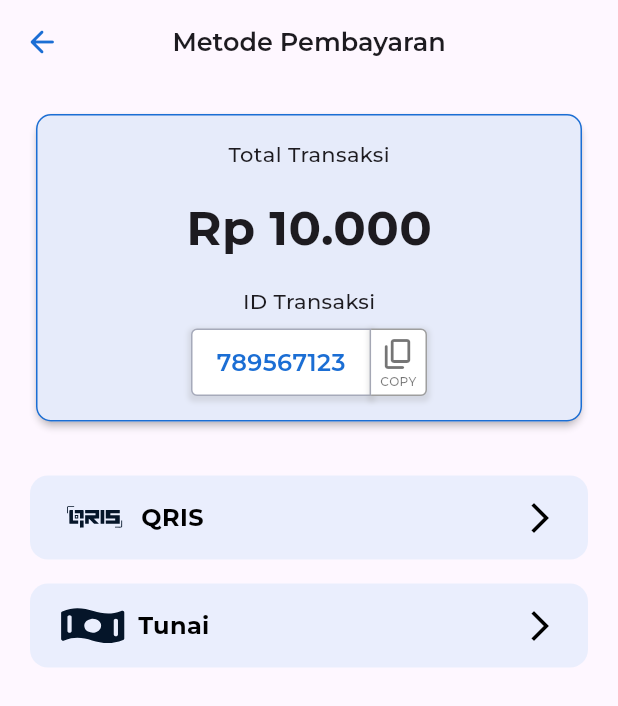
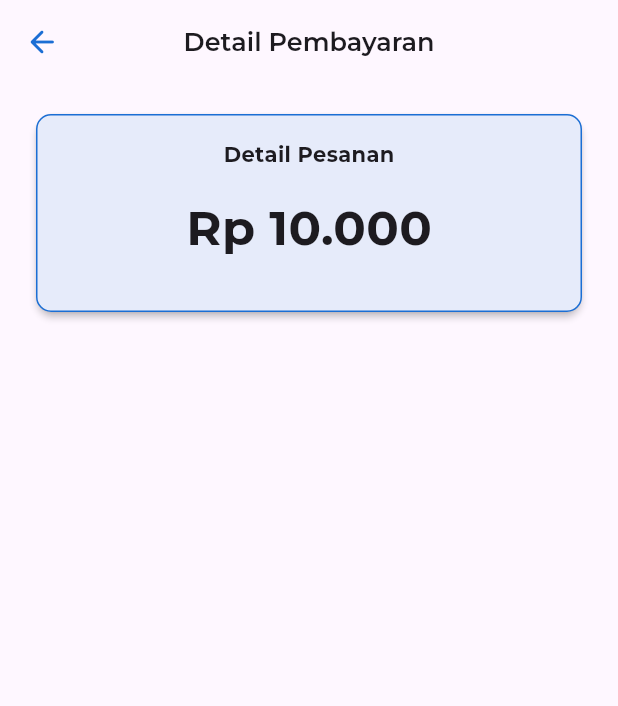
Before and after one commit to akmalzidani/pos_portal, a Flutter app: the NewTransactionPage screen opened directly, after a tap on "Es Lemon Tea", after a tap on "Bayar", on a phone screen of 412 x 824 dp. Shown: the top 706 px of the screen. Run offline on Flutter 3.47's test engine with Material 3 defaults, Android fonts, the phone set to English and light mode, and no system bars; our stand-ins replace currency_text_input_formatter, custom_sliding_segmented_control, flutter_svg, google_fonts, persistent_bottom_nav_bar, sqflite; accounts and stored records are empty; project files that could hold a hidden picture were left out.

Commit message:
add logic new transaction + add detail payment page

```diff
--- a/lib/pages/home/home_page.dart
+++ b/lib/pages/home/home_page.dart
@@ -7,7 +7,6 @@ import 'package:persistent_bottom_nav_bar/persistent_tab_view.dart';
 import 'package:pos_portal/layouts/body_template.dart';
 import 'package:pos_portal/pages/home/new_transaction_page.dart';
 import 'package:pos_portal/pages/home/stats_page.dart';
-import 'package:pos_portal/route/route.dart';
 import 'package:pos_portal/utils/colors.dart';
 import 'package:pos_portal/widgets/floating_button.dart';
 import 'package:pos_portal/widgets/card_info.dart';
--- a/lib/pages/home/new_transaction_page.dart
+++ b/lib/pages/home/new_transaction_page.dart
@@ -1,9 +1,9 @@
 import 'package:flutter/material.dart';
 import 'package:flutter_svg/svg.dart';
 import 'package:pos_portal/layouts/body_template.dart';
-import 'package:pos_portal/pages/home/payment/payment_method_page.dart';
-import 'package:pos_portal/route/route.dart';
+import 'package:pos_portal/pages/home/payment/detail_payment_page.dart';
 import 'package:pos_portal/utils/colors.dart';
+import 'package:pos_portal/utils/helpers.dart';
 import 'package:pos_portal/widgets/card_list.dart';
 import 'package:pos_portal/widgets/search_field.dart';
 import 'package:pos_portal/widgets/topbar.dart';
@@ -16,6 +16,16 @@ class NewTransactionPage extends StatefulWidget {
 }
 
 class _NewTransactionPageState extends State<NewTransactionPage> {
+  int selectedItemsCount = 0;
+  int totalTransaksi = 0;
+
+  void updateSelectedItemsCount(int count, int total) {
+    setState(() {
+      selectedItemsCount = count;
+      totalTransaksi = total;
+    });
+  }
+
   @override
   Widget build(BuildContext context) {
     TextEditingController searchController = TextEditingController();
@@ -32,20 +42,30 @@ class _NewTransactionPageState extends State<NewTransactionPage> {
               controller: searchController,
               isAdaBatal: false,
             ),
-            CardList()
+            CardList(
+              onSelectionChanged: updateSelectedItemsCount,
+            ),
           ],
         ),
       ),
       floatingActionButtonLocation: FloatingActionButtonLocation.centerDocked,
-      floatingActionButton: CartDetail(),
+      floatingActionButton: CartDetail(
+        selectedItemsCount: selectedItemsCount,
+        totalTransaksi: totalTransaksi,
+      ),
     );
   }
 }
 
 class CartDetail extends StatelessWidget {
+  final int selectedItemsCount;
+  final int totalTransaksi;
+
   const CartDetail({
-    super.key,
-  });
+    Key? key,
+    required this.selectedItemsCount,
+    required this.totalTransaksi,
+  }) : super(key: key);
 
   @override
   Widget build(BuildContext context) {
@@ -82,7 +102,7 @@ class CartDetail extends StatelessWidget {
                         ),
                         child: Center(
                           child: Text(
-                            '1',
+                            '$selectedItemsCount',
                             style: TextStyle(
                               color: Colors.white,
                               fontSize: 11,
@@ -108,7 +128,7 @@ class CartDetail extends StatelessWidget {
                 ),
               ),
               Text(
-                'Rp 0',
+                'Rp ${formatRupiah(totalTransaksi)}',
                 style: TextStyle(
                     color: Colors.black,
                     fontSize: 16,
@@ -121,19 +141,28 @@ class CartDetail extends StatelessWidget {
             width: MediaQuery.of(context).size.width * 0.24,
             child: ElevatedButton(
               style: ButtonStyle(
-                backgroundColor: MaterialStateProperty.all(MyColors.primary),
+                backgroundColor: MaterialStateProperty.all(
+                    selectedItemsCount > 0
+                        ? MyColors.primary
+                        : MyColors.neutral),
                 shape: MaterialStateProperty.all<RoundedRectangleBorder>(
                   RoundedRectangleBorder(
                     borderRadius: BorderRadius.circular(8),
                   ),
                 ),
               ),
-              onPressed: () {
-                Navigator.push(
-                  context,
-                  MaterialPageRoute(builder: (context) => PaymentMethodPage()),
-                );
-              },
+              onPressed: selectedItemsCount > 0
+                  ? () {
+                      Navigator.push(
+                        context,
+                        MaterialPageRoute(
+                            builder: (context) => DetailPaymentPage(
+                                  totalTransaksi: totalTransaksi,
+                                  transactionId: 123456,
+                                )),
+                      );
+                    }
+                  : null,
               child: Text(
                 'Bayar',
                 style: TextStyle(
--- /dev/null
+++ b/lib/pages/home/payment/detail_payment_page.dart
@@ -0,0 +1,111 @@
+import 'package:flutter/cupertino.dart';
+import 'package:flutter/material.dart';
+import 'package:flutter/widgets.dart';
+import 'package:flutter_svg/flutter_svg.dart';
+import 'package:pos_portal/layouts/body_template.dart';
+import 'package:pos_portal/utils/colors.dart';
+import 'package:pos_portal/utils/helpers.dart';
+import 'package:pos_portal/widgets/card_total_transaksi.dart';
+import 'package:pos_portal/widgets/topbar.dart';
+import 'dart:async';
+
+class DetailPaymentPage extends StatefulWidget {
+  final int transactionId;
+  final int totalTransaksi;
+  const DetailPaymentPage(
+      {super.key, required this.transactionId, required this.totalTransaksi});
+
+  @override
+  State<DetailPaymentPage> createState() => _DetailPaymentPageState();
+}
+
+class _DetailPaymentPageState extends State<DetailPaymentPage> {
+  @override
+  void initState() {
+    super.initState();
+  }
+
+  @override
+  Widget build(BuildContext context) {
+    return Scaffold(
+      appBar: topBar(
+        context: context,
+        title: 'Detail Pembayaran',
+        isCanBack: true,
+      ),
+      body: BodyTemplate(
+        child: Column(
+          children: [
+            CardDetailPesanan(widget: widget),
+            const SizedBox(height: 20),
+            Padding(
+              padding: const EdgeInsets.all(24.0),
+              child: Column(
+                children: [],
+              ),
+            ),
+          ],
+        ),
+      ),
+    );
+  }
+}
+
+class CardDetailPesanan extends StatelessWidget {
+  const CardDetailPesanan({
+    super.key,
+    required this.widget,
+  });
+
+  final DetailPaymentPage widget;
+
+  @override
+  Widget build(BuildContext context) {
+    return Padding(
+      padding: const EdgeInsets.symmetric(vertical: 16.0),
+      child: Row(
+        children: [
+          Expanded(
+            child: Card(
+              elevation: 2,
+              child: Container(
+                decoration: BoxDecoration(
+                  color: MyColors.secondaryDisabled,
+                  borderRadius: BorderRadius.circular(10),
+                  border: Border.all(
+                    color: MyColors.primary, // Warna tepi card
+                    width: 1, // Lebar tepi card
+                  ),
+                ),
+                padding: const EdgeInsets.all(16.0),
+                child: Column(
+                  children: [
+                    Text(
+                      'Detail Pesanan',
+                      style: TextStyle(
+                        fontFamily: 'Montserrat',
+                        fontSize: 14,
+                        fontWeight: FontWeight.w700,
+                      ),
+                    ),
+                    Padding(
+                      padding: const EdgeInsets.symmetric(vertical: 16),
+                      child: Text(
+                        'Rp ${formatRupiah(widget.totalTransaksi)}',
+                        style: TextStyle(
+                          fontFamily: 'Montserrat',
+                          fontWeight: FontWeight.bold,
+                          fontSize: 32,
+                        ),
+                      ),
+                    ),
+                  ],
+                ),
+              ),
+            ),
+          ),
+        ],
+      ),
+    );
+  }
+}
--- a/lib/pages/home/stats_page.dart
+++ b/lib/pages/home/stats_page.dart
@@ -2,7 +2,6 @@ import 'package:flutter/material.dart';
 import 'package:flutter/widgets.dart';
 import 'package:flutter_svg/svg.dart';
 import 'package:pos_portal/layouts/body_template.dart';
-import 'package:pos_portal/route/route.dart';
 import 'package:pos_portal/utils/colors.dart';
 import 'package:pos_portal/widgets/card_action.dart';
 import 'package:pos_portal/widgets/line_chart.dart';
--- a/lib/pages/product/product_page.dart
+++ b/lib/pages/product/product_page.dart
@@ -2,7 +2,6 @@ import 'package:flutter/material.dart';
 import 'package:flutter_svg/svg.dart';
 import 'package:persistent_bottom_nav_bar/persistent_tab_view.dart';
 import 'package:pos_portal/layouts/body_template.dart';
-import 'package:pos_portal/route/route.dart';
 import 'package:pos_portal/utils/colors.dart';
 import 'package:pos_portal/widgets/button.dart';
 import 'package:pos_portal/pages/product/add_product_page.dart';
--- a/lib/route/route.dart
+++ /dev/null
@@ -1,13 +0,0 @@
-class Routes {
-  static String homePageRoute = '/homePage';
-  static String statsPageRoute = '/statsPage';
-  static String newTransactionPageRoute = '/newTransactionPage';
-
-  static String productPageRoute = '/productPage';
-  static String addEditProductPageRoute = '/addEditProductPage';
-
-  static String transactionPageRoute = '/transactionPage';
-
-  static String settingsPageRoute = '/settingsPage';
-  static String strukPageRoute = '/strukPage';
-}
--- a/lib/widgets/card_list.dart
+++ b/lib/widgets/card_list.dart
@@ -1,13 +1,15 @@
 import 'package:flutter/material.dart';
 import 'package:pos_portal/utils/colors.dart';
+import 'package:pos_portal/utils/helpers.dart';
 import 'package:pos_portal/widgets/counter.dart';
 
 class CardList extends StatefulWidget {
-  late int jumlahItem = 1;
+  final Function(int, int) onSelectionChanged;
 
   CardList({
-    super.key,
-  });
+    Key? key,
+    required this.onSelectionChanged,
+  }) : super(key: key);
 
   @override
   State<CardList> createState() => _CardListState();
@@ -15,12 +17,28 @@ class CardList extends StatefulWidget {
 
 class _CardListState extends State<CardList> {
   late List<bool> isClickedList;
+  late List<int> itemQuantities;
+  final int itemPrice = 10000;
+  int selectedCount = 0;
+  int totalAmount = 0;
 
   @override
   void initState() {
     super.initState();
     // Initialize the isClickedList with default values
     isClickedList = List.generate(10, (index) => false);
+    itemQuantities = List.generate(10, (index) => 1);
+  }
+
+  void updateSelectedCount() {
+    selectedCount = isClickedList.where((clicked) => clicked).length;
+    totalAmount = 0;
+    for (int i = 0; i < isClickedList.length; i++) {
+      if (isClickedList[i]) {
+        totalAmount += itemPrice * itemQuantities[i];
+      }
+    }
+    widget.onSelectionChanged(selectedCount, totalAmount);
   }
 
   @override
@@ -30,9 +48,7 @@ class _CardListState extends State<CardList> {
       height: MediaQuery.of(context).size.height * 0.72,
       child: ListView.builder(
         itemBuilder: (context, index) {
-          // Replace this with your actual data retrieval logic
           final String itemName = "Es Lemon Tea";
-          final String itemPrice = "Rp 10.000";
 
           return Padding(
             padding: const EdgeInsets.symmetric(vertical: 4.0),
@@ -46,6 +62,7 @@ class _CardListState extends State<CardList> {
                 onTap: () {
                   setState(() {
                     isClickedList[index] = !isClickedList[index];
+                    updateSelectedCount();
                   });
                 },
                 child: ListTile(
@@ -58,7 +75,7 @@ class _CardListState extends State<CardList> {
                     ),
                   ),
                   subtitle: Text(
-                    itemPrice,
+                    'Rp ${formatRupiah(itemPrice)}',
                     style: TextStyle(
                       fontFamily: 'Montserrat',
                       fontWeight: FontWeight.w700,
@@ -70,10 +87,11 @@ class _CardListState extends State<CardList> {
                       ? SizedBox(
                           width: 100,
                           child: Counter(
-                            initialValue: widget.jumlahItem,
+                            initialValue: itemQuantities[index],
                             onChanged: (value) {
                               setState(() {
-                                widget.jumlahItem = value;
+                                itemQuantities[index] = value;
+                                updateSelectedCount();
                               });
                             },
                           ),
--- a/lib/widgets/card_total_transaksi.dart
+++ b/lib/widgets/card_total_transaksi.dart
@@ -7,12 +7,14 @@ class CardTotalTransaksi extends StatelessWidget {
   final bool isQris;
   final int transactionId;
   final int totalTransaksi;
+  final String? title;
 
   CardTotalTransaksi(
       {required this.transactionId,
       super.key,
       this.isQris = false,
-      required this.totalTransaksi});
+      required this.totalTransaksi,
+      this.title});
 
   @override
   Widget build(BuildContext context) {
@@ -35,7 +37,7 @@ class CardTotalTransaksi extends StatelessWidget {
                 padding: const EdgeInsets.all(16.0),
                 child: Column(
                   children: [
-                    textBiasa(title: 'Total Transaksi'),
+                    textBiasa(title: title ?? 'Total Transaksi'),
                     Padding(
                       padding: isQris
                           ? const EdgeInsets.symmetric(vertical: 4)
```
